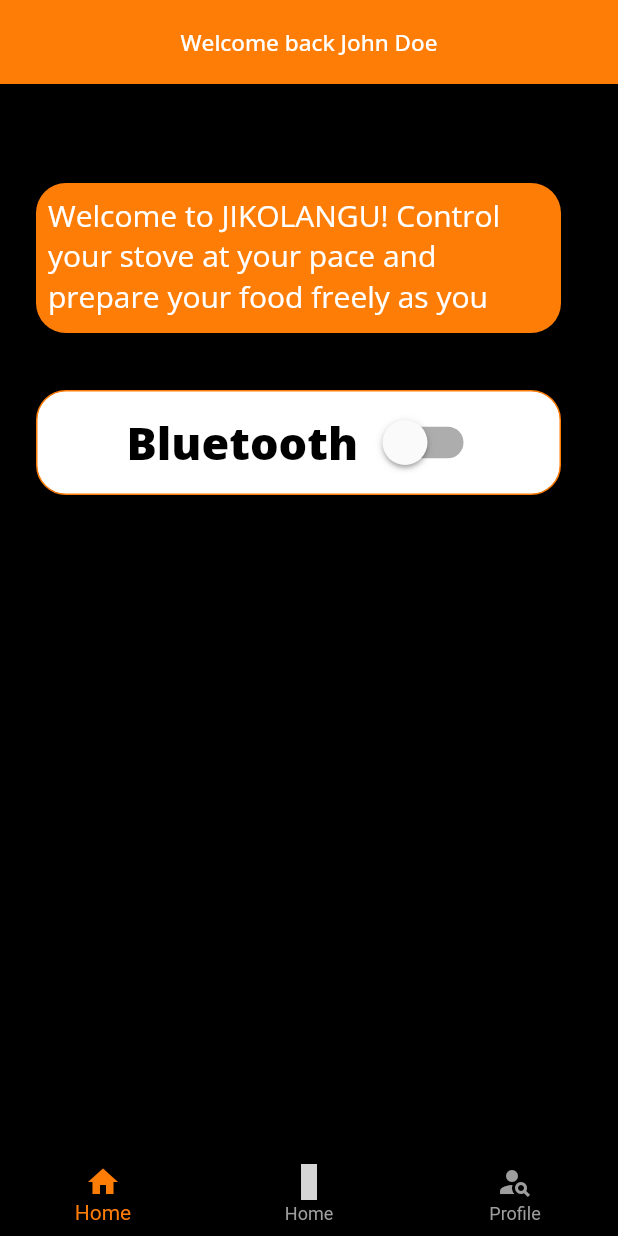
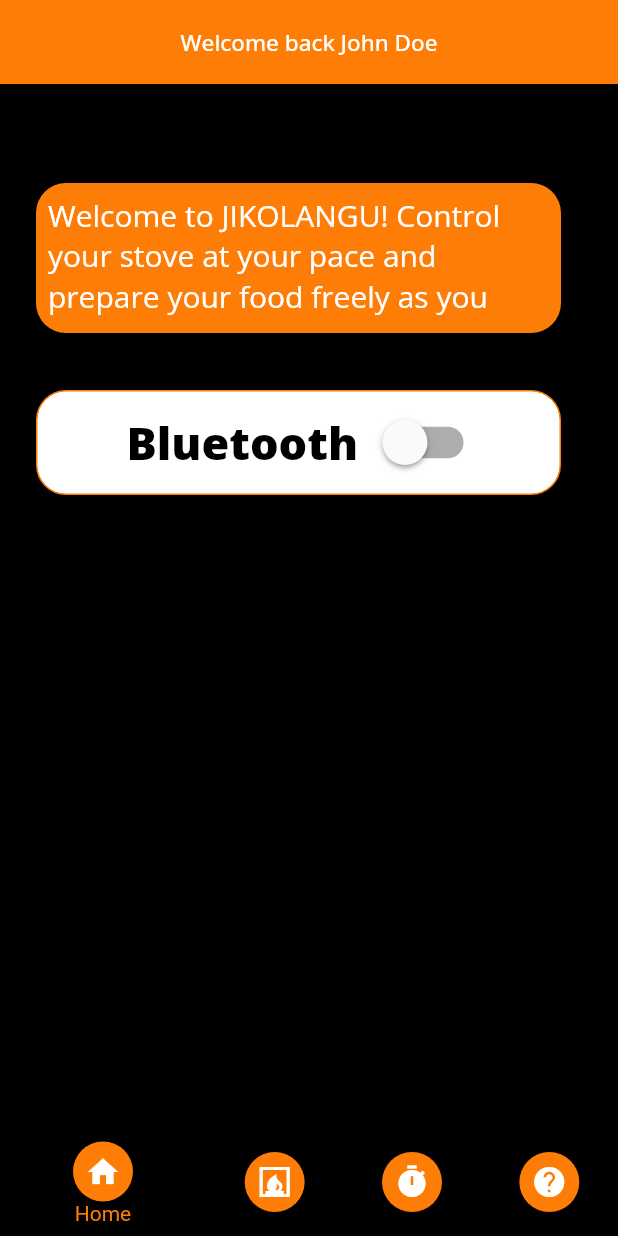
Before and after one commit to kwayummari/jiko-langu, a Flutter app: the bottomNavigation screen opened by its route, on a phone screen of 412 x 824 dp. Run offline on Flutter 3.47's test engine with Material 2 defaults, Android fonts, the phone set to English and light mode, and no system bars; our stand-ins replace flutter_dotenv, flutter_spinkit, hexcolor, responsive_framework, shared_preferences; accounts and stored records are empty; grey boxes are pictures that could not be loaded.

Commit message:
added bottom navigation Bar

```diff
--- a/lib/src/screens/bottomNavigationBar/bottomNavigationBar.dart
+++ b/lib/src/screens/bottomNavigationBar/bottomNavigationBar.dart
@@ -44,11 +44,15 @@ class _bottomNavigationState extends State<bottomNavigation> {
                 backgroundColor: AppConst.black,
                 items: [
                   BottomNavigationBarItem(
-                      icon: Icon(Icons.home), label: 'Home'),
+                      icon: CircleAvatar(
+                        backgroundColor: AppConst.primary,
+                          child: Icon(Icons.home, color: AppConst.secondary,)), label: 'Home'),
                   BottomNavigationBarItem(
-                      icon: Icon(Icons.fir), label: 'Home'),
+                      icon: CircleAvatar(backgroundColor: AppConst.primary,child: Icon(Icons.fireplace, color: AppConst.secondary,)), label: 'Controls'),
                   BottomNavigationBarItem(
-                      icon: Icon(Icons.person_search_sharp), label: 'Profile'),
+                      icon: CircleAvatar(backgroundColor: AppConst.primary,child: Icon(Icons.timer, color: AppConst.secondary,)), label: 'Timer'),
+                  BottomNavigationBarItem(
+                      icon: CircleAvatar(backgroundColor: AppConst.primary,child: Icon(Icons.help, color: AppConst.secondary,)), label: 'Help'),
                 ],
                 currentIndex: index,
                 onTap: (index) {
```
